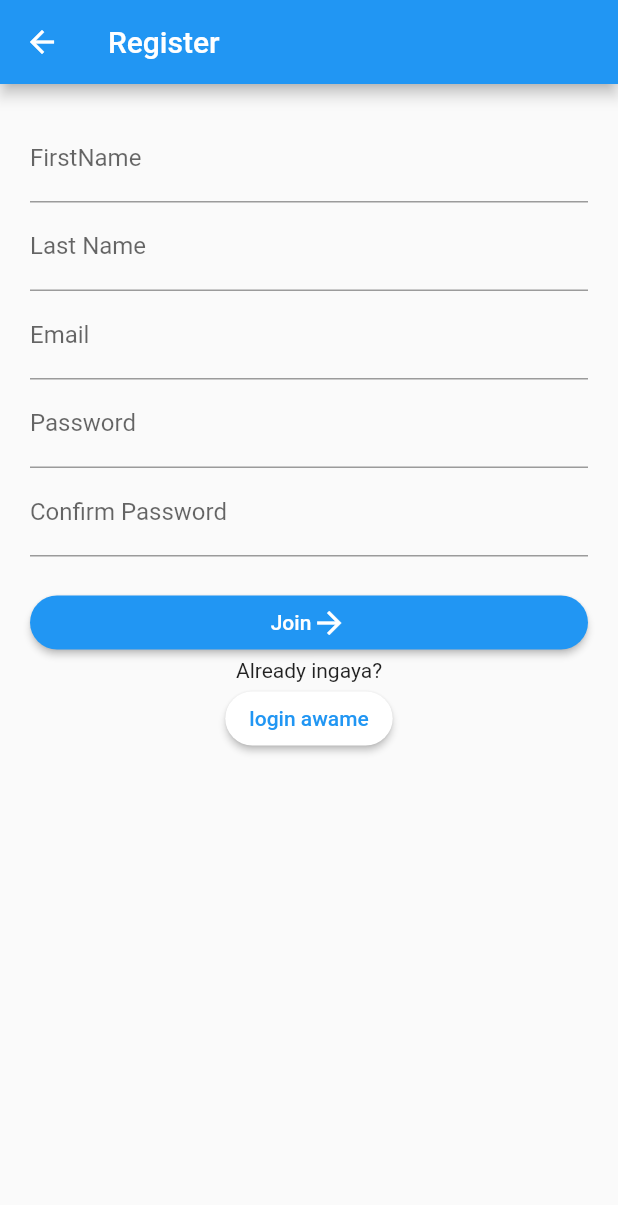
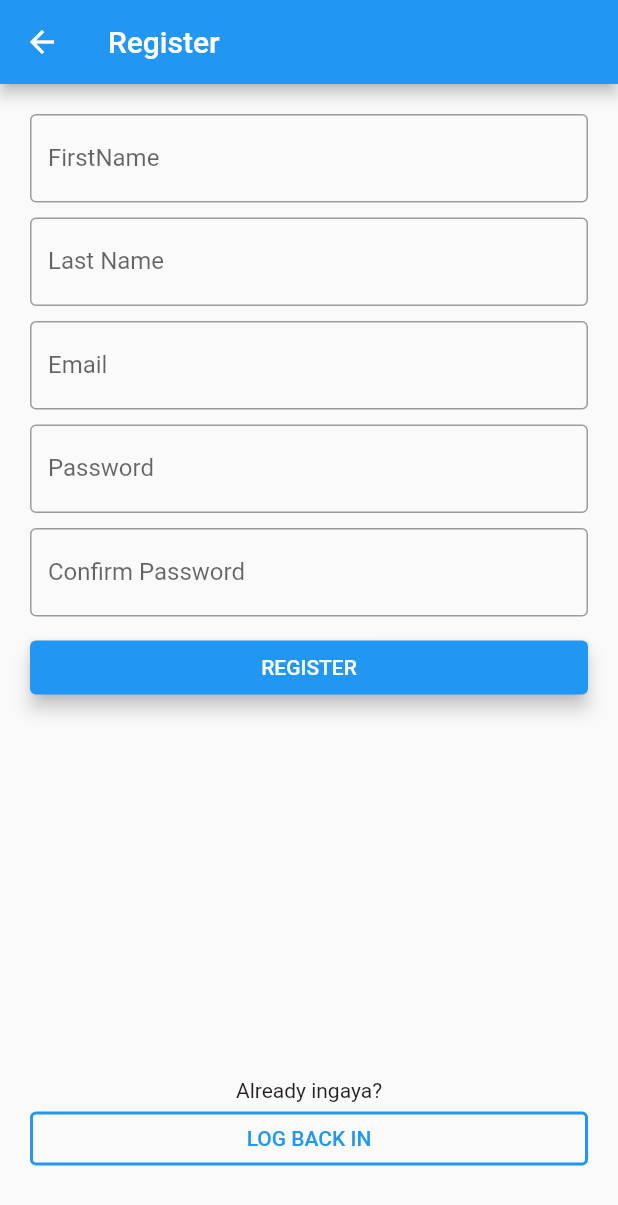
Before and after one commit to polroti/travel_mate_mobile, a Flutter app: the RegisterPage screen opened by its route, on a phone screen of 412 x 824 dp. Shown: the top 1205 px of the screen. Run offline on Flutter 3.47's test engine with Material 2 defaults, Android fonts, the phone set to English and light mode, and no system bars; our stand-ins replace cloud_firestore, firebase_auth, firebase_core, shared_preferences; missing offline and left inert: dart:ffi; accounts and stored records are empty.

Commit message:
TMM-2 - added login and logout (from home screen). Updated styles for text forms and buttons.

```diff
--- a/lib/main.dart
+++ b/lib/main.dart
@@ -2,6 +2,7 @@ import 'package:firebase_core/firebase_core.dart';
 import 'package:flutter/material.dart';
 import 'package:travel_mate_mobile/screens/auth/login.dart';
 import 'package:travel_mate_mobile/screens/auth/register.dart';
+import 'package:travel_mate_mobile/screens/home/home.dart';
 import 'package:travel_mate_mobile/screens/splash.dart';
 
 void main() async {
@@ -17,12 +18,14 @@ class TravelMateApp extends StatelessWidget {
     return MaterialApp(
       title: 'Flutter Demo',
       theme: ThemeData(
+        brightness: Brightness.light,
         primarySwatch: Colors.blue,
       ),
       home: SplashPage(),
       routes: <String, WidgetBuilder>{
         '/login': (_) => new LoginPage(),
-        '/register': (_) => new RegisterPage()
+        '/register': (_) => new RegisterPage(),
+        '/home': (_) => new HomePage()
       },
       debugShowCheckedModeBanner: false,
     );
--- a/lib/screens/auth/register.dart
+++ b/lib/screens/auth/register.dart
@@ -33,19 +33,172 @@ class _RegisterPageState extends State<RegisterPage> {
     Pattern pattern =
         r'^(([^<>()[\]\\.,;:\s@\"]+(\.[^<>()[\]\\.,;:\s@\"]+)*)|(\".+\"))@((\[[0-9]{1,3}\.[0-9]{1,3}\.[0-9]{1,3}\.[0-9]{1,3}\])|(([a-zA-Z\-0-9]+\.)+[a-zA-Z]{2,}))$';
     RegExp regex = new RegExp(pattern);
-    if (!regex.hasMatch(value)) {
-      return "Invalid Email";
+    if (value != "") {
+      if (!regex.hasMatch(value)) {
+        return "INVALID EMAIL";
+      } else {
+        return null;
+      }
     } else {
-      return null;
+      return "Please enter the email address";
     }
   }
 
   String pwdValidator(String value) {
-    if (value.length < 8) {
-      return "Weak Password";
+    if (value != "") {
+      if (value.length < 8) {
+        return "Your password should be greater than 08 characters";
+      } else {
+        return null;
+      }
     } else {
-      return null;
+      return "Please enter a password";
     }
+  }
+
+  Widget _textInputFirstName() {
+    return TextFormField(
+      decoration: InputDecoration(
+        border: OutlineInputBorder(),
+        labelText: "FirstName",
+        hintText: "FirstName",
+      ),
+      controller: firstNameInputController,
+      validator: (value) {
+        if (value.length < 3) {
+          return "Invalid FirstName";
+        }
+        return "";
+      },
+    );
+  }
+
+  Widget _textInputLastName() {
+    return TextFormField(
+        decoration: InputDecoration(
+          border: OutlineInputBorder(),
+          labelText: "Last Name",
+          hintText: "Last Name",
+        ),
+        controller: lastNameInputController,
+        validator: (value) {
+          if (value.length < 3) {
+            return "invalid Last Name";
+          }
+          return "";
+        });
+  }
+
+  Widget _textInputEmail() {
+    return TextFormField(
+      keyboardAppearance: Brightness.dark,
+      decoration: InputDecoration(
+          border: OutlineInputBorder(),
+          labelText: "Email ",
+          hintText: "Email "),
+      controller: emailInputController,
+      keyboardType: TextInputType.emailAddress,
+      validator: emailValidator,
+    );
+  }
+
+  Widget _textInputPassword() {
+    return TextFormField(
+      decoration: InputDecoration(
+        border: OutlineInputBorder(),
+        labelText: "Password",
+        hintText: "Password",
+      ),
+      controller: pwdInputController,
+      obscureText: true,
+      validator: pwdValidator,
+    );
+  }
+
+  Widget _textInputConfirmPassword() {
+    return TextFormField(
+      decoration: InputDecoration(
+        border: OutlineInputBorder(),
+        labelText: "Confirm Password",
+        hintText: "Confirm Password",
+      ),
+      controller: confirmPwdInputController,
+      obscureText: true,
+      validator: pwdValidator,
+    );
+  }
+
+  Widget _primaryButton() {
+    return ElevatedButton(
+        child: Row(
+          mainAxisAlignment: MainAxisAlignment.center,
+          children: <Widget>[
+            Text(
+              "REGISTER",
+            ),
+          ],
+        ),
+        style: ElevatedButton.styleFrom(elevation: 5),
+        onPressed: () {});
+  }
+
+  Widget _secondaryButton() {
+    return OutlinedButton(
+      child: Row(
+        mainAxisAlignment: MainAxisAlignment.center,
+        children: <Widget>[
+          Text(
+            "LOG BACK IN",
+          ),
+        ],
+      ),
+      style: OutlinedButton.styleFrom(
+        side:
+            BorderSide(color: Theme.of(context).colorScheme.primary, width: 2),
+      ),
+      onPressed: () {
+        Navigator.pop(context);
+      },
+    );
+  }
+
+  Widget _body() {
+    return Container(
+        padding: const EdgeInsets.all(20.0),
+        child: SingleChildScrollView(
+            child: Form(
+          key: _registerFormKey,
+          child: Column(
+            children: <Widget>[
+              _textInputFirstName(),
+              SizedBox(
+                height: 10,
+              ),
+              _textInputLastName(),
+              SizedBox(
+                height: 10,
+              ),
+              _textInputEmail(),
+              SizedBox(
+                height: 10,
+              ),
+              _textInputPassword(),
+              SizedBox(
+                height: 10,
+              ),
+              _textInputConfirmPassword(),
+              SizedBox(
+                height: 10,
+              ),
+              _primaryButton(),
+              SizedBox(
+                height: 250,
+              ),
+              Text("Already ingaya?"),
+              _secondaryButton()
+            ],
+          ),
+        )));
   }
 
   @override
@@ -54,92 +207,6 @@ class _RegisterPageState extends State<RegisterPage> {
         appBar: AppBar(
           title: Text("Register"),
         ),
-        body: Container(
-            padding: const EdgeInsets.all(20.0),
-            child: SingleChildScrollView(
-                child: Form(
-              key: _registerFormKey,
-              child: Column(
-                children: <Widget>[
-                  TextFormField(
-                    decoration: InputDecoration(
-                      labelText: "FirstName",
-                      hintText: "FirstName",
-                    ),
-                    controller: firstNameInputController,
-                    validator: (value) {
-                      if (value.length < 3) {
-                        return "Invalid FirstName";
-                      }
-                    },
-                  ),
-                  TextFormField(
-                      decoration: InputDecoration(
-                        labelText: "Last Name",
-                        hintText: "Last Name",
-                      ),
-                      controller: lastNameInputController,
-                      validator: (value) {
-                        if (value.length < 3) {
-                          return "invalid Last Name";
-                        }
-                      }),
-                  TextFormField(
-                    decoration: InputDecoration(
-                      labelText: "Email",
-                      hintText: "Email",
-                    ),
-                    controller: emailInputController,
-                    keyboardType: TextInputType.emailAddress,
-                    validator: emailValidator,
-                  ),
-                  TextFormField(
-                    decoration: InputDecoration(
-                      labelText: "Password",
-                      hintText: "Password",
-                    ),
-                    controller: pwdInputController,
-                    obscureText: true,
-                    validator: pwdValidator,
-                  ),
-                  TextFormField(
-                    decoration: InputDecoration(
-                      labelText: "Confirm Password",
-                      hintText: "Confirm Password",
-                    ),
-                    controller: confirmPwdInputController,
-                    obscureText: true,
-                    validator: pwdValidator,
-                  ),
-                  SizedBox(
-                    height: 20,
-                  ),
-                  RaisedButton(
-                      shape: RoundedRectangleBorder(
-                          borderRadius: BorderRadius.circular(19)),
-                      child: Row(
-                        mainAxisAlignment: MainAxisAlignment.center,
-                        children: <Widget>[
-                          Text("Join"),
-                          Icon(Icons.arrow_forward),
-                        ],
-                      ),
-                      color: Theme.of(context).primaryColor,
-                      textColor: Colors.white,
-                      onPressed: () {}),
-                  Text("Already ingaya?"),
-                  RaisedButton(
-                    textColor: Theme.of(context).primaryColor,
-                    color: Colors.white,
-                    shape: RoundedRectangleBorder(
-                        borderRadius: BorderRadius.circular(19)),
-                    child: Text("login awame"),
-                    onPressed: () {
-                      Navigator.pop(context);
-                    },
-                  )
-                ],
-              ),
-            ))));
+        body: _body());
   }
 }
--- a/lib/screens/splash.dart
+++ b/lib/screens/splash.dart
@@ -18,7 +18,11 @@ class _SplashPageState extends State<SplashPage> {
     super.initState();
     _firebaseAuth.authStateChanges().listen((User user) {
       if (user == null) {
+        print(user);
         Navigator.pushReplacementNamed(context, '/login');
+      } else {
+        print(user);
+        Navigator.pushReplacementNamed(context, '/home');
       }
     });
   }
--- a/pubspec.yaml
+++ b/pubspec.yaml
@@ -29,6 +29,7 @@ dependencies:
   shared_preferences: ^2.0.5
   firebase_core: ^1.1.0
   toast: ^0.1.5
+  connectivity: ^3.0.3
   # The following adds the Cupertino Icons font to your application.
   # Use with the CupertinoIcons class for iOS style icons.
   cupertino_icons: ^1.0.2
```
Also changed, not shown: lib/screens/auth/login.dart (+125 -57 lines), lib/screens/home/home.dart (+37 -1 lines), pubspec.lock, 1 other file.
